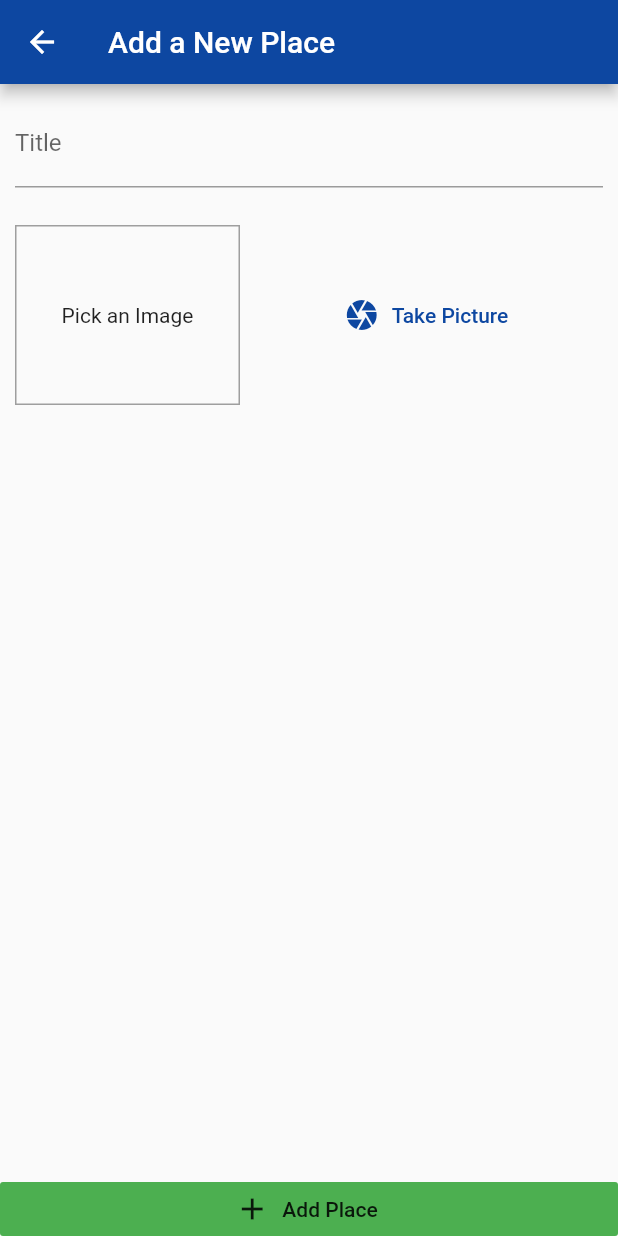
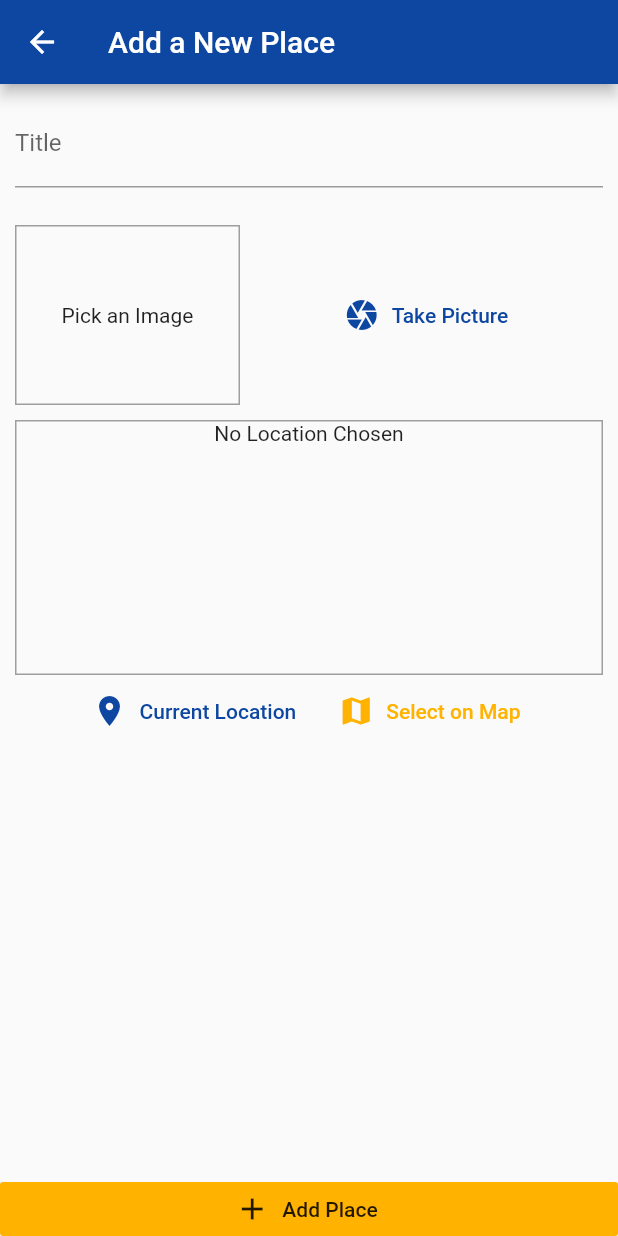
Before and after one commit to sumanp/GeoPlaces, a Flutter app: the screen it shows after launch, after a tap on the "add" icon, on a phone screen of 412 x 824 dp. Run offline on Flutter 3.47's test engine with Material 2 defaults, Android fonts, the phone set to English and light mode, and no system bars; our stand-ins replace google_maps_flutter, image_picker, location, sqflite; accounts and stored records are empty.

Commit message:
Bulk commit

```diff
--- /dev/null
+++ b/lib/helpers/db_helper.dart
@@ -0,0 +1,30 @@
+import 'package:sqflite/sqflite.dart' as sql;
+import 'package:path/path.dart' as path;
+
+class DBHelper {
+  static Future<sql.Database> database() async {
+    final dbPath = await sql.getDatabasesPath();
+    return sql.openDatabase(
+      path.join(dbPath, 'places.db'),
+      onCreate: (db, version) {
+        return db.execute(
+            'CREATE TABLE user_places(id TEXT PRIMARY KEY, title TEXT, image TEXT, loc_lat REAL, loc_lng REAL, address TEXT)');
+      },
+      version: 1,
+    ); //open exisitng db or create new
+  }
+
+  static Future<void> insert(String table, Map<String, Object> data) async {
+    final db = await DBHelper.database();
+    db.insert(
+      table,
+      data,
+      conflictAlgorithm: sql.ConflictAlgorithm.replace,
+    );
+  }
+
+  static Future<List<Map<String, dynamic>>> getData(String table) async {
+    final db = await DBHelper.database();
+    return db.query(table);
+  }
+}
--- a/lib/main.dart
+++ b/lib/main.dart
@@ -3,6 +3,7 @@ import './providers/great_places.dart';
 import 'package:provider/provider.dart';
 import './screens/places_list_screen.dart';
 import './screens/add_place_screen.dart';
+import 'screens/place_detail_screen.dart';
 
 void main() {
   runApp(MyApp());
@@ -12,20 +13,21 @@ class MyApp extends StatelessWidget {
   @override
   Widget build(BuildContext context) {
     return ChangeNotifierProvider.value(
-      value: GreatPlaces(),
-      child: MaterialApp(
+        value: GreatPlaces(),
+        child: MaterialApp(
           title: 'Playces',
           theme: ThemeData(
             primarySwatch: Colors.blue,
             primaryColor: Colors.blue.shade900,
-            accentColor: Colors.green,
+            accentColor: Colors.amber.shade600,
             visualDensity: VisualDensity.adaptivePlatformDensity,
           ),
           home: PlacesListScreen(),
+          debugShowCheckedModeBanner: false,
           routes: {
-            AddPlaceScreen.routeName: (ctx) => AddPlaceScreen()
+            AddPlaceScreen.routeName: (ctx) => AddPlaceScreen(),
+            PlaceDetailScreen.routeName: (ctx) => PlaceDetailScreen(),
           },
-      )
-    );
+        ));
   }
 }
--- a/lib/models/place.dart
+++ b/lib/models/place.dart
@@ -6,7 +6,7 @@ class PlaceLocation {
   final double longitude;
   final String address;
 
-  PlaceLocation({
+  const PlaceLocation({
     @required this.latitude,
     @required this.longitude,
     this.address,
--- a/lib/providers/great_places.dart
+++ b/lib/providers/great_places.dart
@@ -1,18 +1,56 @@
 import 'dart:io';
 import 'package:flutter/material.dart';
 import '../models/place.dart';
-
+import '../helpers/db_helper.dart';
+import '../helpers/location_helper.dart';
 
 class GreatPlaces with ChangeNotifier {
   List<Place> _items = [];
 
   List<Place> get items {
-    return [...items];
+    return [..._items];
   }
 
-  void addPlace(String pickedTitle, File pickedImage){
-    final newPlace = Place(id: DateTime.now().toString(), image: pickedImage, title: pickedTitle, location: null);
+  Place findById(String id) {
+    return _items.firstWhere((place) => place.id == id);
+  }
+
+  Future<void> addPlace(String pickedTitle, File pickedImage, PlaceLocation pickedLocation) async {
+    final address = await LocationHelper.getPlaceAddress(pickedLocation.latitude, pickedLocation.longitude);
+    final updatedLocation = PlaceLocation(latitude: pickedLocation.latitude, longitude: pickedLocation.longitude, address: address);
+
+    final newPlace = Place(
+        id: DateTime.now().toString(),
+        image: pickedImage,
+        title: pickedTitle,
+        location: updatedLocation);
     _items.add(newPlace);
     notifyListeners();
+    DBHelper.insert(
+      'user_places',
+      {
+        'id': newPlace.id,
+        'title': newPlace.title,
+        'image': newPlace.image.path,
+        'loc_lat': newPlace.location.latitude,
+        'loc_lng': newPlace.location.longitude,
+        'address': newPlace.location.address
+      },
+    );
+  }
+
+  Future<void> fetchAndSetPlaces() async {
+    final dataList = await DBHelper.getData('user_places');
+    _items = dataList
+        .map(
+          (item) => Place(
+            id: item['id'],
+            title: item['title'],
+            location: PlaceLocation(latitude: item['loc_lat'], longitude: item['loc_lng'], address: item['address']),
+            image: File(item['image']), // saves as filepath object
+          ),
+        )
+        .toList();
+        notifyListeners();
   }
 }
--- a/lib/screens/add_place_screen.dart
+++ b/lib/screens/add_place_screen.dart
@@ -1,8 +1,11 @@
 import 'dart:io';
 import 'package:flutter/material.dart';
+import 'package:places/models/place.dart';
 import '../widgets/image_input.dart';
 import 'package:provider/provider.dart';
 import '../providers/great_places.dart';
+import '../widgets/location_input.dart';
+import '../models/place.dart';
 
 class AddPlaceScreen extends StatefulWidget {
   static const routeName = '/add-place';
@@ -14,16 +17,22 @@ class AddPlaceScreen extends StatefulWidget {
 class _AddPlaceScreenState extends State<AddPlaceScreen> {
   final _titleController = TextEditingController();
   File _pickedImage;
+  PlaceLocation _pickedLocation;
 
   void _selectImage(File pickedImage) {
     _pickedImage = pickedImage;
   }
 
+  void _selectPlace(double lat, double lng) {
+    _pickedLocation = PlaceLocation(latitude: lat, longitude: lng);
+  }
+
   void _savedPlace(){
-    if (_titleController.text.isEmpty || _pickedImage == null){
+    if (_titleController.text.isEmpty || _pickedImage == null || _pickedLocation == null){
       return;
     }
-    Provider.of<GreatPlaces>(context, listen: false).addPlace(_titleController.text, _pickedImage);
+    Provider.of<GreatPlaces>(context, listen: false).addPlace(_titleController.text, _pickedImage, _pickedLocation);
+    Navigator.of(context).pop();
   }
 
 
@@ -48,6 +57,8 @@ class _AddPlaceScreenState extends State<AddPlaceScreen> {
                     ),
                     SizedBox(height: 25),
                     ImageInput(_selectImage),
+                    SizedBox(height: 10),
+                    LocationInput(_selectPlace),
                   ],
                 ),
               ),
@@ -60,7 +71,7 @@ class _AddPlaceScreenState extends State<AddPlaceScreen> {
             color: Theme.of(context).accentColor,
             icon: Icon(Icons.add),
             label: Text('Add Place'),
-            onPressed: () {},
+            onPressed: _savedPlace,
           )
         ],
       ),
--- a/lib/screens/places_list_screen.dart
+++ b/lib/screens/places_list_screen.dart
@@ -1,5 +1,8 @@
 import 'package:flutter/material.dart';
 import '../screens/add_place_screen.dart';
+import '../screens/place_detail_screen.dart';
+import 'package:provider/provider.dart';
+import '../providers/great_places.dart';
 
 class PlacesListScreen extends StatelessWidget {
   @override
@@ -16,8 +19,39 @@ class PlacesListScreen extends StatelessWidget {
           ),
         ],
       ),
-      body: Center(
-        child: CircularProgressIndicator(),
+      body: FutureBuilder(
+        future: Provider.of<GreatPlaces>(context, listen: false)
+            .fetchAndSetPlaces(),
+        builder: (ctx, snap) => (snap.connectionState ==
+                ConnectionState.waiting)
+            ? Center(child: CircularProgressIndicator())
+            : Consumer<GreatPlaces>(
+                child: Center(
+                  child: const Text(
+                      'You have no places listed yet. Start by adding some!'),
+                ),
+                builder: (ctx, greatPlaces, child) =>
+                    greatPlaces.items.length <= 0
+                        ? child
+                        : ListView.builder(
+                            itemCount: greatPlaces.items.length,
+                            itemBuilder: (ctx, i) => ListTile(
+                              leading: CircleAvatar(
+                                backgroundImage:
+                                    FileImage(greatPlaces.items[i].image),
+                              ),
+                              title: Text(greatPlaces.items[i].title),
+                              subtitle:
+                                  Text(greatPlaces.items[i].location.address),
+                              onTap: () {
+                                Navigator.of(context).pushNamed(
+                                  PlaceDetailScreen.routeName,
+                                  arguments: greatPlaces.items[i].id,
+                                );
+                              },
+                            ),
+                          ),
+              ),
       ),
     );
   }
--- /dev/null
+++ b/lib/widgets/location_input.dart
@@ -0,0 +1,101 @@
+import 'package:flutter/material.dart';
+import 'package:location/location.dart';
+import 'package:google_maps_flutter/google_maps_flutter.dart';
+
+import '../helpers/location_helper.dart';
+import '../screens/map_screen.dart';
+
+class LocationInput extends StatefulWidget {
+  final Function onSelectPlace;
+
+  LocationInput(this.onSelectPlace);
+
+  @override
+  _LocationInputState createState() => _LocationInputState();
+}
+
+class _LocationInputState extends State<LocationInput> {
+  String _previewImageUrl;
+
+  void _showPreview(double lat, double lng) {
+    final staticMapImageUrl = LocationHelper.generateLocationPreviewImage(
+      latitude: lat,
+      longitude: lng,
+    );
+    setState(() {
+      _previewImageUrl = staticMapImageUrl;
+    });
+    widget.onSelectPlace(lat, lng);
+  }
+
+  Future<void> _getCurrentUserLocation() async {
+    try {
+      final locData = await Location().getLocation();
+      _showPreview(locData.latitude, locData.longitude);
+    } catch (error) {
+      print('ERROR');
+      print(error);
+    }
+  } // do not place custom functions under build
+
+  Future<void> _selectOnMap() async {
+    final LatLng selectedLocation = await Navigator.of(context).push<LatLng>(
+      //using future pattern to retieve selected data at the end of this screens lifecycle
+      MaterialPageRoute(
+        fullscreenDialog: true,
+        builder: (ctx) => MapScreen(
+          isSelecting: true,
+        ),
+      ),
+    );
+    if (selectedLocation == null) {
+      return;
+    }
+    _showPreview(selectedLocation.latitude, selectedLocation.longitude);
+  }
+
+  @override
+  Widget build(BuildContext context) {
+    return Column(
+      children: <Widget>[
+        Container(
+          height: 170,
+          width: double.infinity,
+          decoration: BoxDecoration(
+            border: Border.all(
+              width: 1,
+              color: Colors.grey,
+            ),
+          ),
+          child: _previewImageUrl == null
+              ? Text(
+                  'No Location Chosen',
+                  textAlign: TextAlign.center,
+                )
+              : Image.network(
+                  _previewImageUrl,
+                  fit: BoxFit.cover,
+                  width: double.infinity,
+                ),
+        ),
+        Row(
+          mainAxisAlignment: MainAxisAlignment.center,
+          children: <Widget>[
+            FlatButton.icon(
+              onPressed: _getCurrentUserLocation,
+              icon: Icon(Icons.location_on),
+              label: Text('Current Location'),
+              textColor: Theme.of(context).primaryColor,
+            ),
+            FlatButton.icon(
+              onPressed: _selectOnMap,
+              icon: Icon(Icons.map),
+              label: Text('Select on Map'),
+              textColor: Theme.of(context).accentColor,
+            )
+          ],
+        )
+      ],
+    );
+  }
+}
```
Also changed, not shown: lib/helpers/location_helper.dart (added, +18 -0 lines), lib/screens/map_screen.dart (added, +68 -0 lines), lib/screens/place_detail_screen.dart (added, +57 -0 lines), lib/widgets/image_input.dart (+9 -1 lines), pubspec.yaml (+8 -1 lines), lib/screens/places_detail_screen.dart (deleted), pubspec.lock, 7 other files.
